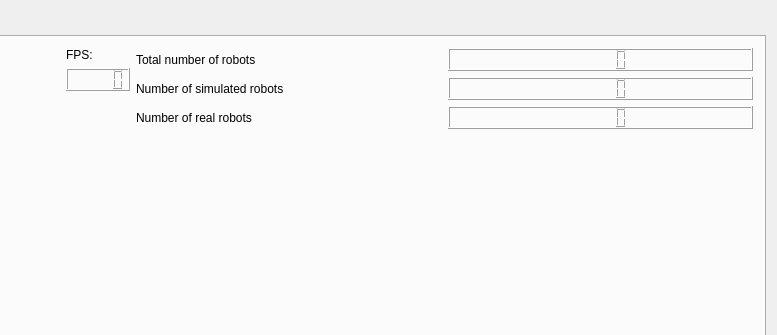
Above: Server-application/user_interface/mainwindow.ui from RemcoMusic/Server-application before the change; both pictures show x 511 to 1288 and y 0 to 335 of the 1288 by 694 pixel window. Below: the same form after it.
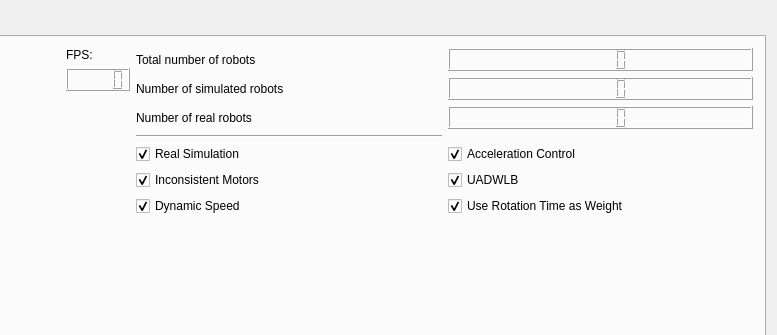
That is the form after the change.

Commit message: alogrithm settings added to the gui

What changed in the file:
```diff
--- a/Server-application/user_interface/mainwindow.ui
+++ b/Server-application/user_interface/mainwindow.ui
@@ -118,6 +118,77 @@
             </item>
            </layout>
           </item>
+          <item>
+           <layout class="QGridLayout" name="gridLayout_3">
+            <item row="1" column="1">
+             <widget class="QCheckBox" name="checkAccelerationControl">
+              <property name="text">
+               <string>Acceleration Control</string>
+              </property>
+              <property name="checked">
+               <bool>true</bool>
+              </property>
+             </widget>
+            </item>
+            <item row="2" column="0">
+             <widget class="QCheckBox" name="checkInconsisentMotors">
+              <property name="text">
+               <string>Inconsistent Motors</string>
+              </property>
+              <property name="checked">
+               <bool>true</bool>
+              </property>
+             </widget>
+            </item>
+            <item row="2" column="1">
+             <widget class="QCheckBox" name="checkUADWLB">
+              <property name="text">
+               <string>UADWLB</string>
+              </property>
+              <property name="checked">
+               <bool>true</bool>
+              </property>
+             </widget>
+            </item>
+            <item row="0" column="0">
+             <widget class="Line" name="line_2">
+              <property name="orientation">
+               <enum>Qt::Horizontal</enum>
+              </property>
+             </widget>
+            </item>
+            <item row="1" column="0">
+             <widget class="QCheckBox" name="checkRealSimulation">
+              <property name="text">
+               <string>Real Simulation</string>
+              </property>
+              <property name="checked">
+               <bool>true</bool>
+              </property>
+             </widget>
+            </item>
+            <item row="3" column="0">
+             <widget class="QCheckBox" name="checkDynamicSpeed">
+              <property name="text">
+               <string>Dynamic Speed</string>
+              </property>
+              <property name="checked">
+               <bool>true</bool>
+              </property>
+             </widget>
+            </item>
+            <item row="3" column="1">
+             <widget class="QCheckBox" name="checkRotationTime">
+              <property name="text">
+               <string>Use Rotation Time as Weight</string>
+              </property>
+              <property name="checked">
+               <bool>true</bool>
+              </property>
+             </widget>
+            </item>
+           </layout>
+          </item>
           <item>
            <spacer name="verticalSpacer_2">
             <property name="orientation">
```
The commit also changes 4 other files.
